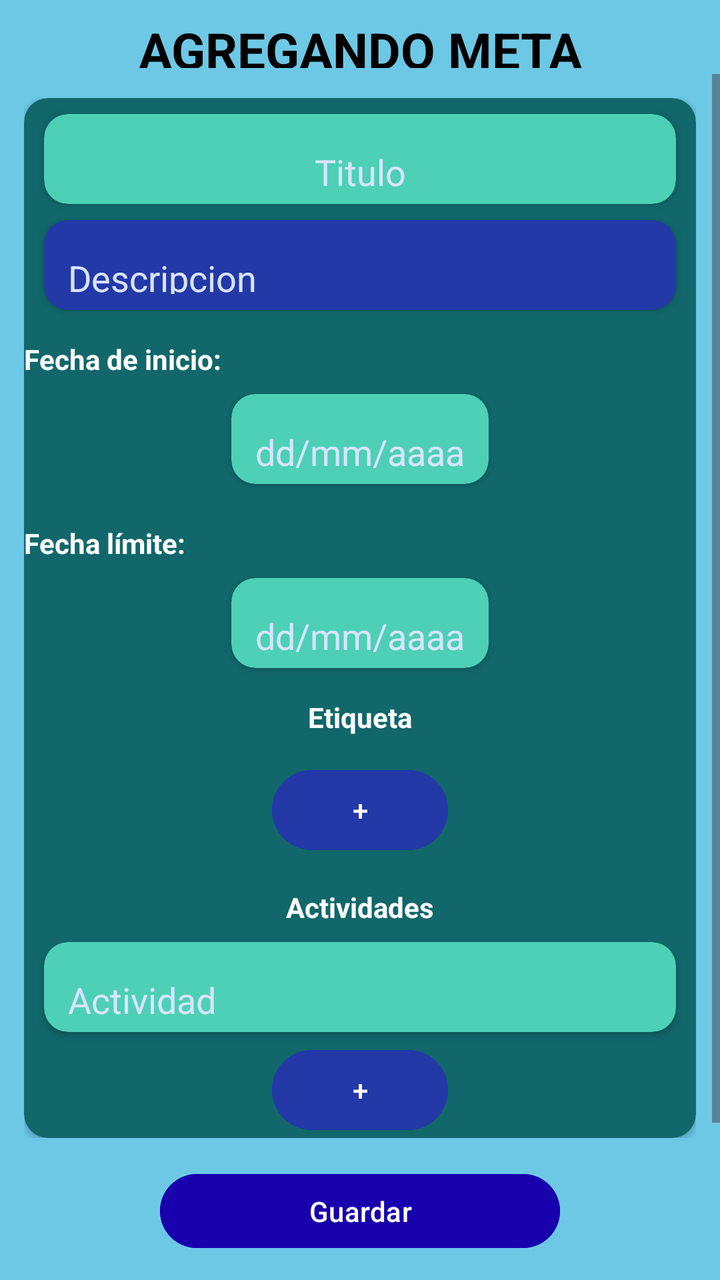
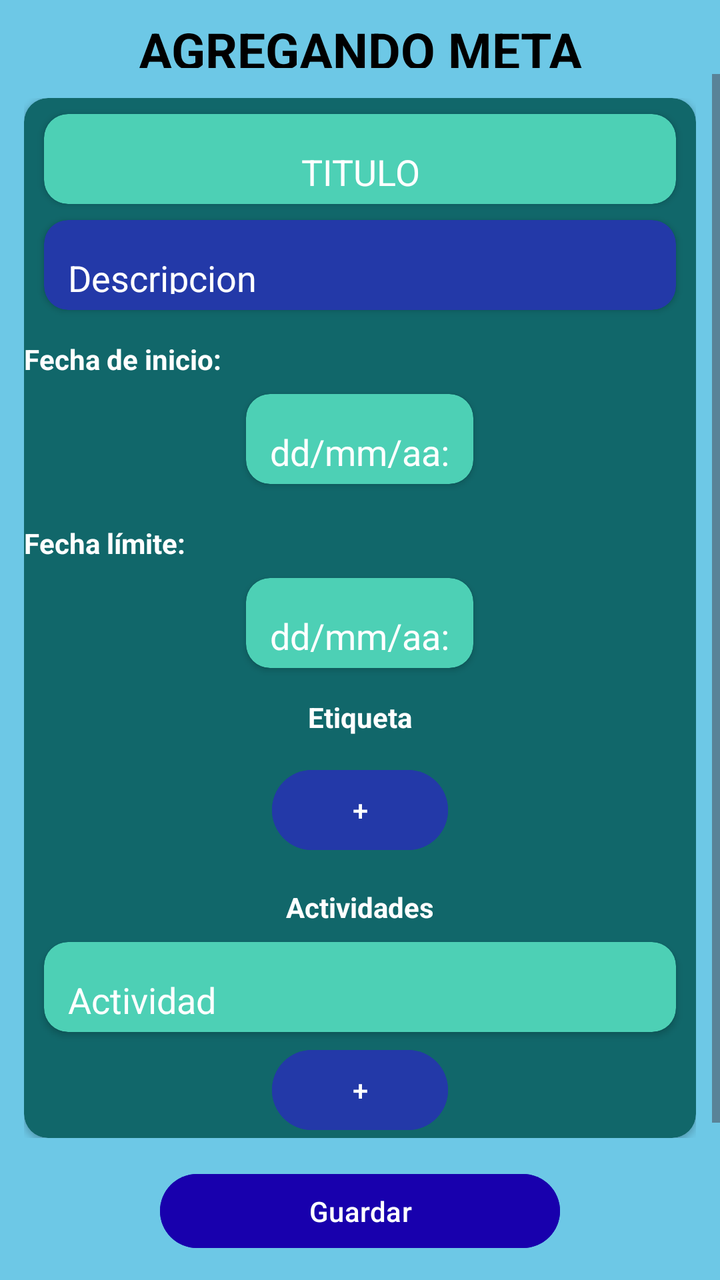

Before-and-after screenshots of an Android layout around one commit, followed by the original layout XML and the change that was made.
<!-- AndroidManifest.xml: application theme Theme.SuperSexiBoys -->
<!-- res/layout/activity_agregar_meta.xml -->
<?xml version="1.0" encoding="utf-8"?>
<LinearLayout xmlns:android="http://schemas.android.com/apk/res/android"
    xmlns:app="http://schemas.android.com/apk/res-auto"
    xmlns:tools="http://schemas.android.com/tools"
    android:layout_width="match_parent"
    android:layout_height="match_parent"
    android:orientation="vertical"
    android:background="#6DC8E6"
    >

    <LinearLayout
        android:layout_width="match_parent"
        android:layout_height="wrap_content"
        android:padding="3dp"
        android:orientation="vertical">



        <TextView
            android:layout_width="match_parent"
            android:layout_height="26dp"
            android:layout_marginTop="5dp"
            android:text="AGREGANDO META"
            android:textAlignment="center"
            android:textColor="@android:color/black"
            android:textSize="25sp"
            android:textStyle="bold" />
    </LinearLayout>


    <ScrollView
        android:layout_width="match_parent"
        android:layout_height="0dp"
        android:layout_weight="1">

        <LinearLayout
            android:orientation="vertical"
            android:layout_width="match_parent"
            android:layout_height="wrap_content"
            android:padding="12dp">

            <androidx.cardview.widget.CardView
                android:layout_width="match_parent"
                android:layout_height="wrap_content"
                android:padding="15dp"
                app:cardCornerRadius="12dp"
                android:backgroundTint="#11676a">


                <LinearLayout
                    android:layout_width="match_parent"
                    android:layout_height="wrap_content"
                    android:gravity="center"
                    android:orientation="vertical">

                    <androidx.cardview.widget.CardView
                        android:layout_width="match_parent"
                        android:layout_height="wrap_content"
                        android:layout_marginTop="8dp"
                        android:backgroundTint="#4DD0B5"
                        app:cardCornerRadius="12dp"
                        android:layout_marginStart="10dp"
                        android:layout_marginEnd="10dp"
                        >

                        <LinearLayout
                            android:layout_width="match_parent"
                            android:layout_height="45dp"
                            android:orientation="vertical"
                            android:padding="8dp"
                            >

                            <EditText
                                android:id="@+id/tituloMeta"
                                android:layout_width="match_parent"
                                android:layout_height="40dp"
                                android:hint="Titulo"
                                android:gravity="center"
                                android:textColorHint="#d8e4ff"
                                />

                        </LinearLayout>
                    </androidx.cardview.widget.CardView>


                    <androidx.cardview.widget.CardView
                        android:layout_width="match_parent"
                        android:layout_height="wrap_content"
                        android:layout_marginTop="8dp"
                        android:backgroundTint="#2339A8"
                        app:cardCornerRadius="12dp"
                        android:layout_marginStart="10dp"
                        android:layout_marginEnd="10dp"
                        >

                        <LinearLayout
                            android:layout_width="match_parent"
                            android:layout_height="45dp"
                            android:orientation="vertical"
                            android:padding="8dp"
                            >

                            <EditText
                                android:id="@+id/descripcionMeta"
                                android:layout_width="match_parent"
                                android:layout_height="40dp"
                                android:hint="Descripcion"
                                android:textColorHint="#d8e4ff"
                                />

                        </LinearLayout>
                    </androidx.cardview.widget.CardView>



                    <TextView
                        android:layout_width="match_parent"
                        android:layout_height="wrap_content"
                        android:layout_marginTop="15dp"
                        android:text="Fecha de inicio:"
                        android:textColor="@android:color/white"
                        android:textStyle="bold" />

                    <androidx.cardview.widget.CardView
                        android:layout_width="wrap_content"
                        android:layout_height="wrap_content"
                        android:layout_marginTop="8dp"
                        android:backgroundTint="#4DD0B5"
                        app:cardCornerRadius="12dp"
                        android:layout_marginStart="10dp"
                        android:layout_marginEnd="10dp"
                        >

                        <LinearLayout
                            android:layout_width="match_parent"
                            android:layout_height="45dp"
                            android:orientation="vertical"
                            android:padding="8dp"
                            >

                            <EditText
                                android:id="@+id/fechaInMeta"
                                android:layout_width="match_parent"
                                android:layout_height="40dp"
                                android:hint="dd/mm/aaaa"
                                android:textColorHint="#d8e4ff"
                                />
                        </LinearLayout>
                    </androidx.cardview.widget.CardView>

                    <TextView
                        android:layout_width="match_parent"
                        android:layout_height="wrap_content"
                        android:layout_marginTop="20dp"
                        android:text="Fecha límite:"
                        android:textColor="@android:color/white"
                        android:textStyle="bold" />

                    <androidx.cardview.widget.CardView
                        android:layout_width="wrap_content"
                        android:layout_height="wrap_content"
                        android:layout_marginTop="8dp"
                        android:backgroundTint="#4DD0B5"
                        app:cardCornerRadius="12dp"
                        android:layout_marginStart="10dp"
                        android:layout_marginEnd="10dp"
                        >

                        <LinearLayout
                            android:layout_width="match_parent"
                            android:layout_height="45dp"
                            android:orientation="vertical"
                            android:padding="8dp"
                            >

                            <EditText
                                android:id="@+id/fechaLiMeta"
                                android:layout_width="match_parent"
                                android:layout_height="40dp"
                                android:hint="dd/mm/aaaa"
                                android:textColorHint="#d8e4ff"
                                />
                        </LinearLayout>
                    </androidx.cardview.widget.CardView>




                    <TextView
                        android:layout_width="wrap_content"
                        android:layout_height="wrap_content"
                        android:layout_marginTop="15dp"
                        android:text="Etiqueta"
                        android:textColor="@android:color/white"
                        android:layout_gravity="center"
                        android:textStyle="bold" />

                    <androidx.cardview.widget.CardView
                        android:layout_width="match_parent"
                        android:layout_height="wrap_content"
                        android:layout_marginTop="8dp"
                        android:backgroundTint="#4DD0B5"
                        app:cardCornerRadius="12dp"
                        android:layout_marginStart="10dp"
                        android:layout_marginEnd="10dp"
                        >

                        <LinearLayout
                            android:layout_width="match_parent"
                            android:layout_height="45dp"
                            android:orientation="vertical"
                            android:padding="8dp"
                            android:visibility="gone"
                            >

                            <EditText
                                android:id="@+id/etiquetaNueva"
                                android:layout_width="match_parent"
                                android:layout_height="40dp"
                                android:hint="Etiqueta"
                                android:textColorHint="#d8e4ff"
                                />

                        </LinearLayout>
                    </androidx.cardview.widget.CardView>

                    <Button
                        android:id="@+id/btnAgregarEtiqueta"
                        android:layout_width="wrap_content"
                        android:layout_height="wrap_content"
                        android:layout_gravity="center"
                        android:layout_marginTop="5dp"
                        android:backgroundTint="#2339A8"
                        android:text="+"
                        android:textColor="@android:color/white" />

                    <TextView
                        android:layout_width="wrap_content"
                        android:layout_height="wrap_content"
                        android:layout_marginTop="15dp"
                        android:text="Actividades"
                        android:textColor="@android:color/white"
                        android:layout_gravity="center"
                        android:textStyle="bold" />


                    <androidx.cardview.widget.CardView
                        android:layout_width="match_parent"
                        android:layout_height="wrap_content"
                        android:layout_marginTop="8dp"
                        android:backgroundTint="#4DD0B5"
                        app:cardCornerRadius="12dp"
                        android:layout_marginStart="10dp"
                        android:layout_marginEnd="10dp"
                        >

                        <LinearLayout
                            android:layout_width="match_parent"
                            android:layout_height="45dp"
                            android:orientation="vertical"
                            android:padding="8dp"
                            >

                            <EditText
                                android:id="@+id/actividadNueva"
                                android:layout_width="match_parent"
                                android:layout_height="40dp"
                                android:hint="Actividad"
                                android:textColorHint="#d8e4ff"
                                />

                        </LinearLayout>
                    </androidx.cardview.widget.CardView>

                    <Button
                        android:id="@+id/btnAgregarActividad"
                        android:layout_width="wrap_content"
                        android:layout_height="wrap_content"
                        android:layout_gravity="center"
                        android:layout_marginTop="5dp"
                        android:backgroundTint="#2339A8"
                        android:text="+"
                        android:textColor="@android:color/white" />


                </LinearLayout>

            </androidx.cardview.widget.CardView>




        </LinearLayout>




    </ScrollView>

    <LinearLayout
        android:layout_width="match_parent"
        android:layout_height="wrap_content"
        android:padding="12dp"
        android:gravity="center">

        <Button
            android:id="@+id/btnGuardar"
            android:layout_width="200dp"
            android:layout_height="45dp"
            android:text="Guardar"
            android:backgroundTint="#1800ad"
            android:textColor="@android:color/white"/>
    </LinearLayout>

</LinearLayout>
<!-- resources referenced by this layout -->
<resources>
  <style name="Theme.SuperSexiBoys" parent="Base.Theme.SuperSexiBoys" />
  <style name="Base.Theme.SuperSexiBoys" parent="Theme.Material3.DayNight.NoActionBar">
          
          
      </style>
</resources>

<!-- the commit's change to res/layout/activity_agregar_meta.xml (unified diff, before → after) -->
@@ -20,7 +20,7 @@
             android:layout_width="match_parent"
             android:layout_height="26dp"
             android:layout_marginTop="5dp"
-            android:text="AGREGANDO META"
+            android:text="@string/agregar_meta"
             android:textAlignment="center"
             android:textColor="@android:color/black"
             android:textSize="25sp"
@@ -74,7 +74,8 @@
                                 android:id="@+id/tituloMeta"
                                 android:layout_width="match_parent"
                                 android:layout_height="40dp"
-                                android:hint="Titulo"
+                                android:text="@string/titulo_meta"
+                                android:textColor="@color/white"
                                 android:gravity="center"
                                 android:textColorHint="#d8e4ff"
                                 />
@@ -104,7 +105,8 @@
                                 android:id="@+id/descripcionMeta"
                                 android:layout_width="match_parent"
                                 android:layout_height="40dp"
-                                android:hint="Descripcion"
+                                android:text="@string/descripcion_meta"
+                                android:textColor="@color/white"
                                 android:textColorHint="#d8e4ff"
                                 />
 
@@ -117,7 +119,7 @@
                         android:layout_width="match_parent"
                         android:layout_height="wrap_content"
                         android:layout_marginTop="15dp"
-                        android:text="Fecha de inicio:"
+                        android:text="@string/fecha_inicio1"
                         android:textColor="@android:color/white"
                         android:textStyle="bold" />
 
@@ -142,8 +144,8 @@
                                 android:id="@+id/fechaInMeta"
                                 android:layout_width="match_parent"
                                 android:layout_height="40dp"
-                                android:hint="dd/mm/aaaa"
-                                android:textColorHint="#d8e4ff"
+                                android:text="@string/fecha_inicio_meta"
+                                android:textColor="@color/white"
                                 />
                         </LinearLayout>
                     </androidx.cardview.widget.CardView>
@@ -152,7 +154,7 @@
                         android:layout_width="match_parent"
                         android:layout_height="wrap_content"
                         android:layout_marginTop="20dp"
-                        android:text="Fecha límite:"
+                        android:text="@string/fecha_limite1"
                         android:textColor="@android:color/white"
                         android:textStyle="bold" />
 
@@ -177,8 +179,8 @@
                                 android:id="@+id/fechaLiMeta"
                                 android:layout_width="match_parent"
                                 android:layout_height="40dp"
-                                android:hint="dd/mm/aaaa"
-                                android:textColorHint="#d8e4ff"
+                                android:text="@string/fecha_limite_meta"
+                                android:textColor="@color/white"
                                 />
                         </LinearLayout>
                     </androidx.cardview.widget.CardView>
@@ -190,7 +192,7 @@
                         android:layout_width="wrap_content"
                         android:layout_height="wrap_content"
                         android:layout_marginTop="15dp"
-                        android:text="Etiqueta"
+                        android:text="@string/etiqueta1"
                         android:textColor="@android:color/white"
                         android:layout_gravity="center"
                         android:textStyle="bold" />
@@ -231,14 +233,14 @@
                         android:layout_gravity="center"
                         android:layout_marginTop="5dp"
                         android:backgroundTint="#2339A8"
-                        android:text="+"
+                        android:text="@string/botonplus"
                         android:textColor="@android:color/white" />
 
                     <TextView
                         android:layout_width="wrap_content"
                         android:layout_height="wrap_content"
                         android:layout_marginTop="15dp"
-                        android:text="Actividades"
+                        android:text="@string/actividades1"
                         android:textColor="@android:color/white"
                         android:layout_gravity="center"
                         android:textStyle="bold" />
@@ -265,8 +267,8 @@
                                 android:id="@+id/actividadNueva"
                                 android:layout_width="match_parent"
                                 android:layout_height="40dp"
-                                android:hint="Actividad"
-                                android:textColorHint="#d8e4ff"
+                                android:text="@string/texto_metas_actividades"
+                                android:textColor="@color/white"
                                 />
 
                         </LinearLayout>
@@ -279,7 +281,7 @@
                         android:layout_gravity="center"
                         android:layout_marginTop="5dp"
                         android:backgroundTint="#2339A8"
-                        android:text="+"
+                        android:text="@string/botonplus"
                         android:textColor="@android:color/white" />
 
 
@@ -307,7 +309,7 @@
             android:id="@+id/btnGuardar"
             android:layout_width="200dp"
             android:layout_height="45dp"
-            android:text="Guardar"
+            android:text="@string/btnGuardarMeta"
             android:backgroundTint="#1800ad"
             android:textColor="@android:color/white"/>
     </LinearLayout>
<!-- resource entries referenced after the edit -->
@@ -1,5 +1,18 @@
 <!-- resources referenced by this layout -->
 <resources>
+  <color name="white">#FFFFFFFF</color>
+  <string name="actividades1"> Actividades </string>
+  <string name="agregar_meta"> AGREGANDO META </string>
+  <string name="botonplus"> + </string>
+  <string name="btnGuardarMeta"> Guardar </string>
+  <string name="descripcion_meta"> Descripcion </string>
+  <string name="etiqueta1"> Etiqueta </string>
+  <string name="fecha_inicio1"> Fecha de inicio: </string>
+  <string name="fecha_inicio_meta"> dd/mm/aa: </string>
+  <string name="fecha_limite1"> Fecha límite:  </string>
+  <string name="fecha_limite_meta"> dd/mm/aa: </string>
+  <string name="texto_metas_actividades"> Actividad </string>
+  <string name="titulo_meta"> TITULO </string>
   <style name="Theme.SuperSexiBoys" parent="Base.Theme.SuperSexiBoys" />
   <style name="Base.Theme.SuperSexiBoys" parent="Theme.Material3.DayNight.NoActionBar">
           
